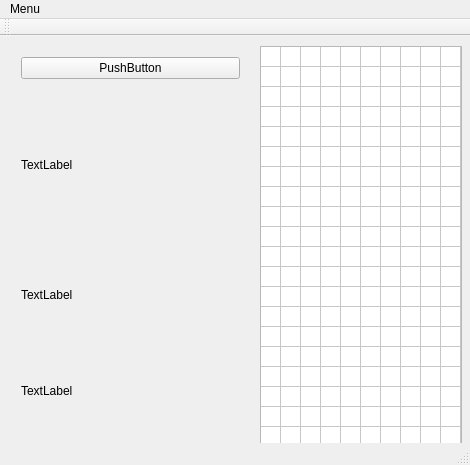
This is ClientClassique/mainwindow.ui in Aranud/PI3A_Tetris as Qt 5 draws it before an edit. The edited form follows.
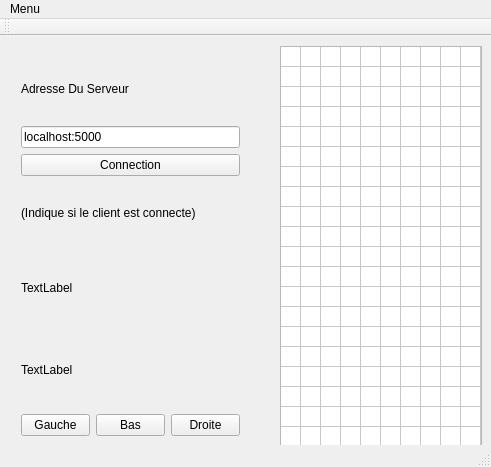
This is the edited form.

Commit message:
Client Classique : Connec/Deconnec/Getpieces
Fonctions de connections, déconnection et de récupération des pièces
opérationnel. Créations des pièces selon leur formes avec des points de
coordonnes selon une origines

Patch:
```diff
--- a/ClientClassique/mainwindow.ui
+++ b/ClientClassique/mainwindow.ui
@@ -6,8 +6,8 @@
    <rect>
     <x>0</x>
     <y>0</y>
-    <width>470</width>
-    <height>465</height>
+    <width>491</width>
+    <height>467</height>
    </rect>
   </property>
   <property name="windowTitle">
@@ -17,7 +17,7 @@
    <widget class="QTableWidget" name="qtwTetrisGrid">
     <property name="geometry">
      <rect>
-      <x>260</x>
+      <x>280</x>
       <y>10</y>
       <width>202</width>
       <height>402</height>
@@ -124,16 +124,30 @@
      <item>
       <layout class="QVBoxLayout" name="verticalLayout_3">
        <item>
-        <widget class="QPushButton" name="pushButton">
+        <widget class="QLabel" name="label_4">
          <property name="text">
-          <string>PushButton</string>
+          <string>Adresse Du Serveur</string>
+         </property>
+        </widget>
+       </item>
+       <item>
+        <widget class="QLineEdit" name="lineEdit">
+         <property name="text">
+          <string>localhost:5000</string>
+         </property>
+        </widget>
+       </item>
+       <item>
+        <widget class="QPushButton" name="boutonConnection">
+         <property name="text">
+          <string>Connection</string>
          </property>
         </widget>
        </item>
        <item>
         <widget class="QLabel" name="label">
          <property name="text">
-          <string>TextLabel</string>
+          <string>(Indique si le client est connecte)</string>
          </property>
         </widget>
        </item>
@@ -155,6 +169,31 @@
          </property>
         </widget>
        </item>
+       <item>
+        <layout class="QHBoxLayout" name="horizontalLayout">
+         <item>
+          <widget class="QPushButton" name="boutonGauche">
+           <property name="text">
+            <string>Gauche</string>
+           </property>
+          </widget>
+         </item>
+         <item>
+          <widget class="QPushButton" name="boutonBas">
+           <property name="text">
+            <string>Bas</string>
+           </property>
+          </widget>
+         </item>
+         <item>
+          <widget class="QPushButton" name="boutonDroite">
+           <property name="text">
+            <string>Droite</string>
+           </property>
+          </widget>
+         </item>
+        </layout>
+       </item>
       </layout>
      </item>
     </layout>
@@ -165,7 +204,7 @@
     <rect>
      <x>0</x>
      <y>0</y>
-     <width>470</width>
+     <width>491</width>
      <height>21</height>
     </rect>
    </property>
```
Left out of the diff: 12 changed lines with no effect on the pictures. The commit also changes 8 other files.
